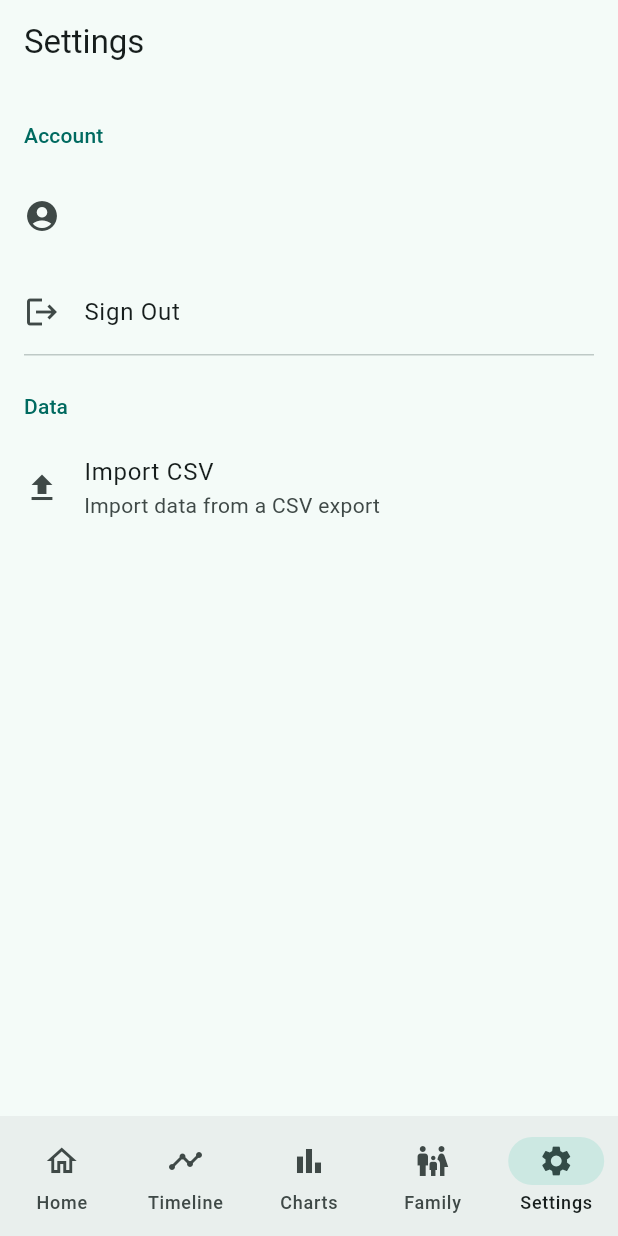
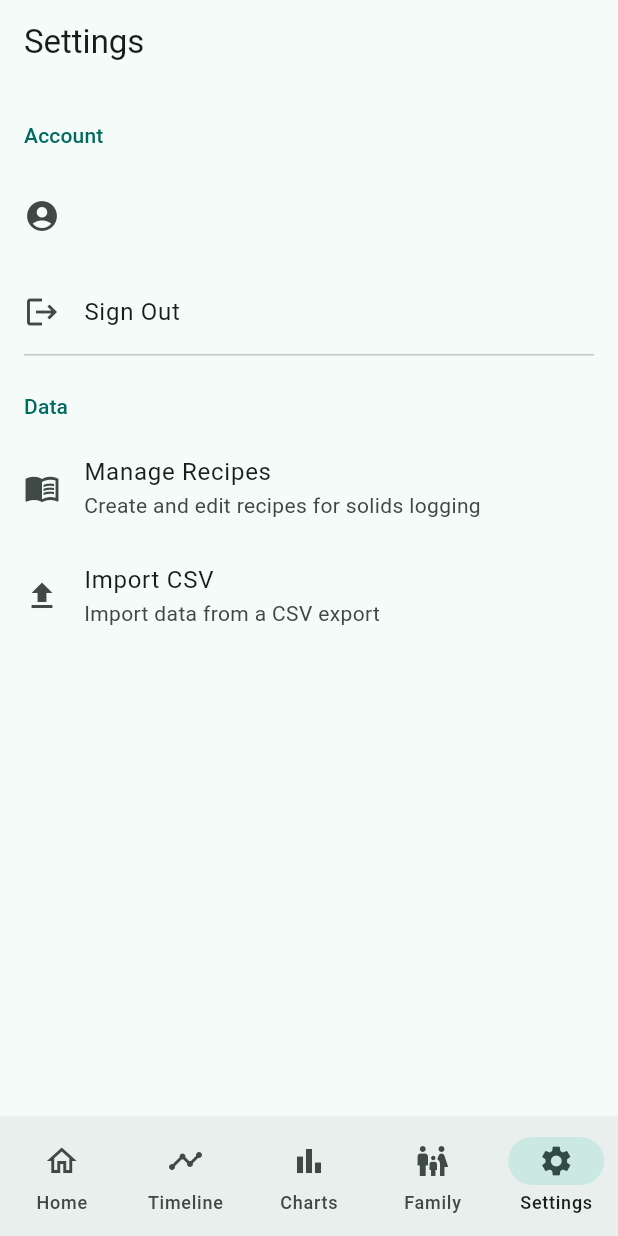
Before and after one commit to ausmarton/datababe, a Flutter app: the SettingsScreen screen opened by its route, on a phone screen of 412 x 824 dp. Run offline on Flutter 3.47's test engine with Material 3 defaults, Android fonts, the phone set to English and light mode, and no system bars; our stand-ins replace cloud_firestore, csv, file_picker, firebase_auth, firebase_core, fl_chart and 3 more; accounts and stored records are empty.

Commit message:
feat: add Manage Recipes entry point in Settings
Co-Authored-By: Claude Opus 4.6 <noreply@anthropic.com>

```diff
--- a/lib/screens/settings/settings_screen.dart
+++ b/lib/screens/settings/settings_screen.dart
@@ -3,6 +3,7 @@ import 'dart:convert';
 import 'package:flutter/material.dart';
 import 'package:flutter_riverpod/flutter_riverpod.dart';
 import 'package:file_picker/file_picker.dart';
+import 'package:go_router/go_router.dart';
 
 import '../../import/csv_importer.dart';
 import '../../providers/auth_provider.dart';
@@ -33,6 +34,12 @@ class SettingsScreen extends ConsumerWidget {
           ),
           const Divider(height: 1, indent: 16, endIndent: 16),
           const _SectionHeader(title: 'Data'),
+          ListTile(
+            leading: const Icon(Icons.menu_book),
+            title: const Text('Manage Recipes'),
+            subtitle: const Text('Create and edit recipes for solids logging'),
+            onTap: () => context.push('/recipes'),
+          ),
           ListTile(
             leading: const Icon(Icons.file_upload),
             title: const Text('Import CSV'),
```
